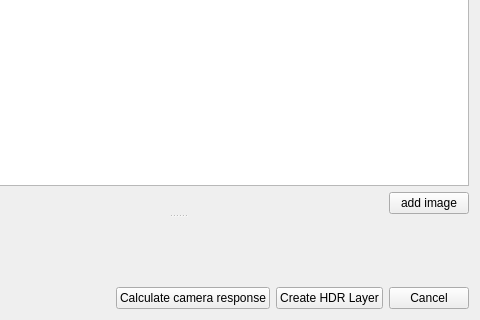
The window that krita/plugins/extensions/bracketing2hdr/wdgbracketing2hdr.ui (KDE/krita) describes before a commit, drawn with Qt 5; both pictures show x 124 to 604 and y 254 to 574 of the 604 by 574 pixel window.
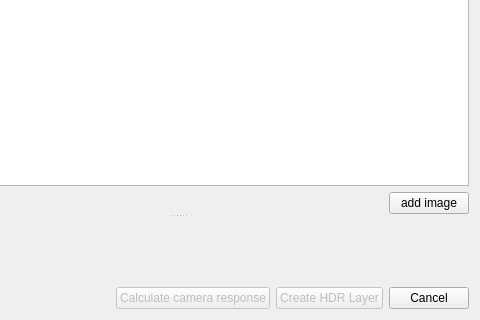
The same window after the commit. Custom widgets are drawn as their Qt base class.

Commit message:
Disable camera/add layer when there is no image.
forwardport 1072003

Patch:
```diff
--- a/krita/plugins/extensions/bracketing2hdr/wdgbracketing2hdr.ui
+++ b/krita/plugins/extensions/bracketing2hdr/wdgbracketing2hdr.ui
@@ -18,8 +18,8 @@
      <property name="orientation" >
       <enum>Qt::Vertical</enum>
      </property>
-     <widget class="QWidget" name="" >
-      <layout class="QVBoxLayout" >
+     <widget class="QWidget" name="layoutWidget">
+      <layout class="QVBoxLayout">
        <item>
         <widget class="QLabel" name="label" >
          <property name="text" >
@@ -104,8 +104,8 @@
        </item>
       </layout>
      </widget>
-     <widget class="QWidget" name="" >
-      <layout class="QVBoxLayout" >
+     <widget class="QWidget" name="layoutWidget">
+      <layout class="QVBoxLayout">
        <item>
         <widget class="QLabel" name="label_2" >
          <property name="text" >
@@ -154,15 +154,21 @@
           </spacer>
          </item>
          <item>
-          <widget class="QPushButton" name="pushButtonCalculateCameraResponse" >
-           <property name="text" >
+          <widget class="QPushButton" name="pushButtonCalculateCameraResponse">
+           <property name="enabled">
+            <bool>false</bool>
+           </property>
+           <property name="text">
             <string>Calculate camera response</string>
            </property>
           </widget>
          </item>
          <item>
-          <widget class="QPushButton" name="pushButtonCreateHDRLayer" >
-           <property name="text" >
+          <widget class="QPushButton" name="pushButtonCreateHDRLayer">
+           <property name="enabled">
+            <bool>false</bool>
+           </property>
+           <property name="text">
             <string>Create HDR Layer</string>
            </property>
           </widget>
```
Left out of the diff: 91 changed lines with no effect on the pictures. The commit also changes 1 other file.
